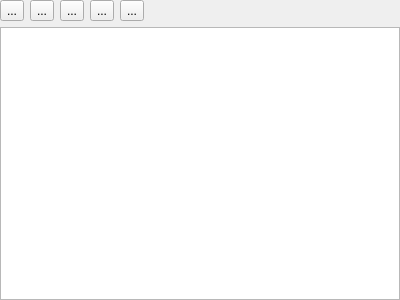
This is src/views/ui_files/widgets/account_tree_widget.ui in JakubFranek/Kapytal as Qt 5 draws it before an edit. The edited form follows.
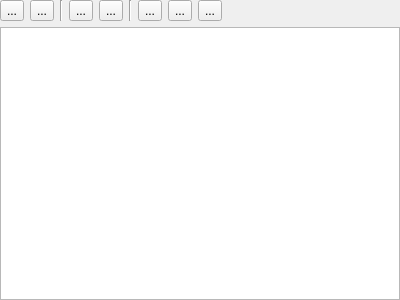
This is the edited form.

Commit message:
Swap AccountTree show control checkbox with icon
Add set_visible method to AccountTreeNode.
Add show/hide tool buttons and actions to AccountTreeWidget.
Add eye icons.
Implement hiding/showing account items in AccountTreePresenter.
Resize TransactionPresenter columns to contents upon initialization.

Diff of the .ui file:
```diff
--- a/src/views/ui_files/widgets/account_tree_widget.ui
+++ b/src/views/ui_files/widgets/account_tree_widget.ui
@@ -48,6 +48,34 @@
        </property>
       </widget>
      </item>
+     <item>
+      <widget class="Line" name="verticalLine_1">
+       <property name="orientation">
+        <enum>Qt::Vertical</enum>
+       </property>
+      </widget>
+     </item>
+     <item>
+      <widget class="QToolButton" name="showAllToolButton">
+       <property name="text">
+        <string>...</string>
+       </property>
+      </widget>
+     </item>
+     <item>
+      <widget class="QToolButton" name="hideAllToolButton">
+       <property name="text">
+        <string>...</string>
+       </property>
+      </widget>
+     </item>
+     <item>
+      <widget class="Line" name="verticalLine_2">
+       <property name="orientation">
+        <enum>Qt::Vertical</enum>
+       </property>
+      </widget>
+     </item>
      <item>
       <widget class="QToolButton" name="addAccountGroupToolButton">
        <property name="text">
```
Left out of the diff: 20 changed lines with no effect on the pictures. The commit also changes 11 other files.
